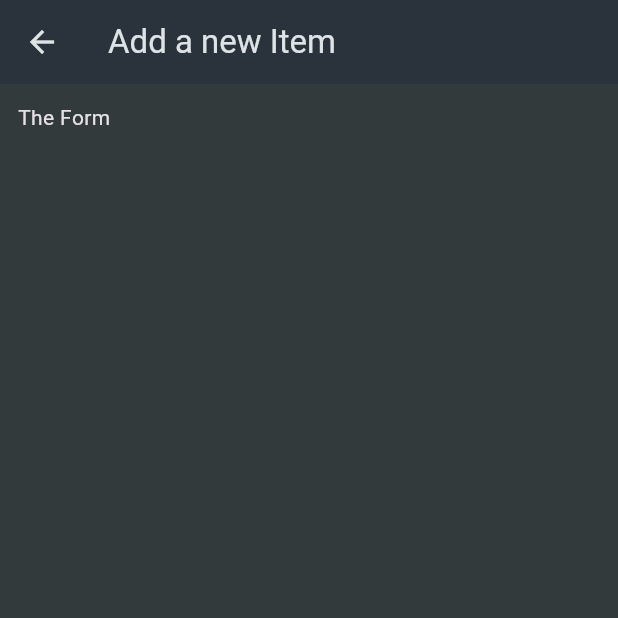
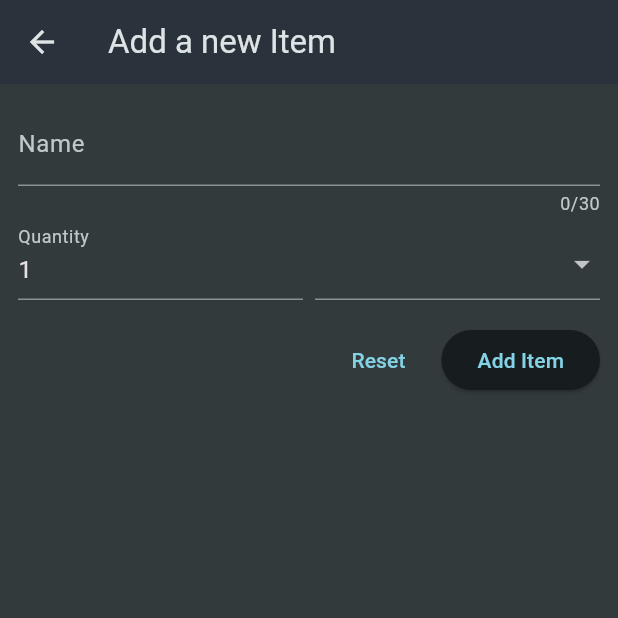
Before and after one commit to Aviral23Sri/Shopping-List-App, a Flutter app: the NewItem screen opened directly, on a phone screen of 412 x 824 dp, the top half of it. Run offline on Flutter 3.47's test engine with Material 3 defaults, Android fonts, the phone set to English and light mode, and no system bars.

Commit message:
Added a textFormField , using the validator parameter to validate the user input, wrapping the textForm Field and DropDownmenu in Expanded to avoid overlay errors ,

```diff
--- a/lib/widgets/grocery_list.dart
+++ b/lib/widgets/grocery_list.dart
@@ -14,7 +14,7 @@ class _GroceryListState extends State<GroceryList> {
     Navigator.of(context).push(
       MaterialPageRoute(builder: (ctx) => const NewItem(),),
     );
-  }
+  }  //
 
   @override
   Widget build(BuildContext context) {
--- a/lib/widgets/new_item.dart
+++ b/lib/widgets/new_item.dart
@@ -1,4 +1,5 @@
 import 'package:flutter/material.dart';
+import 'package:shopping_list/data/categories.dart';
 
 class NewItem extends StatefulWidget {
   const NewItem({super.key});
@@ -17,10 +18,68 @@ class _NewItemState extends State<NewItem> {
         title: const Text('Add a new Item'),
       ),
       body: Padding(
-        padding: EdgeInsets.all(12),
-        child: Text('The Form'),
+        padding: const EdgeInsets.all(12),
+        child: Form(
+          child: Column(
+            children: [
+              TextFormField(
+                maxLength: 30,
+                decoration: const InputDecoration(
+                  label: Text('Name'),
+                ),
+                validator: (value) {
+                  return 'Demo...';
+                },
+              ),
+              Row(
+                crossAxisAlignment: CrossAxisAlignment.end,
+                children: [
+                  Expanded(
+                    child: TextFormField(
+                      decoration: InputDecoration(
+                        label: Text('Quantity'),
+                      ),
+                      initialValue: '1',
+                    ),
+                  ),
+                  SizedBox(
+                    width: 8,
+                  ),
+                  Expanded(
+                    child: DropdownButtonFormField(items: [
+                      for (final category in categories.entries)
+                        DropdownMenuItem(
+                          value: category.value,
+                          child: Row(
+                            children: [
+                              Container(
+                                width: 12,
+                                height: 12,
+                                color: category.value.color,
+                              ),
+                              const SizedBox(
+                                width: 6,
+                              ),
+                              Text(category.value.title),
+                            ],
+                          ),
+                        )
+                    ], onChanged: (value){}),
+                  ),
+                ],
+              ),
+              const SizedBox(height: 16,),              Row(
+                mainAxisAlignment: MainAxisAlignment.end,
+                children: [
+                  TextButton(onPressed: (){}, child: const Text('Reset')),
+                  SizedBox(width: 10,),
+                  ElevatedButton(onPressed: (){}, child: const Text('Add Item'),),
+                ],
+              ),
+            ],
+          ),
+        ),
       ),
-
     );
   }
 }
```
